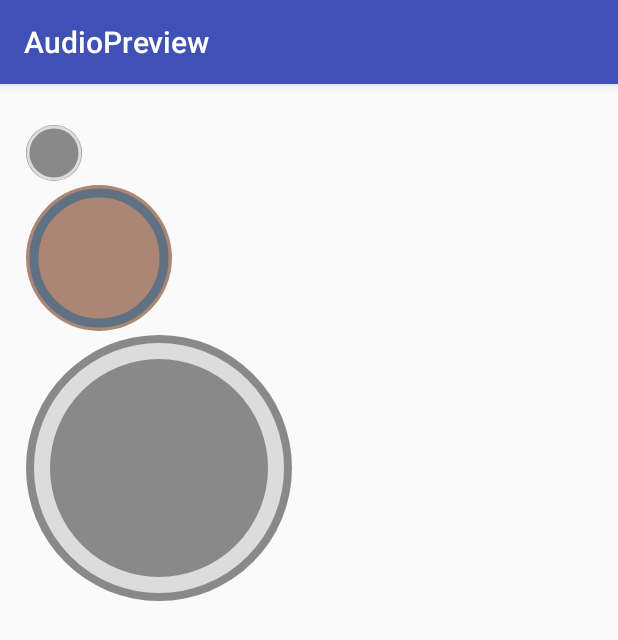
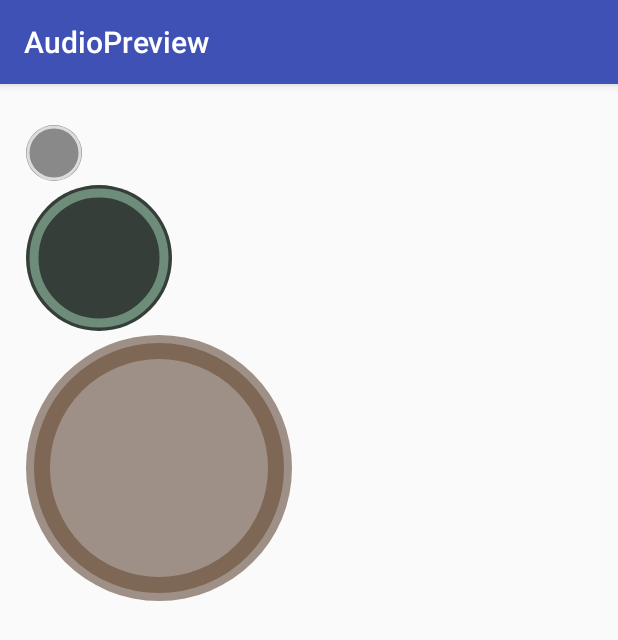
Before and after one commit to Jomniom/audiopreview, an Android app: the screen it shows after launch (MainActivity), on a phone screen of 412 x 824 dp. Shown: the top 640 px of the screen. Run offline under Robolectric (Android 15) with nearby library versions, the phone set to English and light mode, and no system bars.

Commit message:
example image

```diff
--- a/app/src/main/java/pl/cprojekt/audiopreview/MainActivity.java
+++ b/app/src/main/java/pl/cprojekt/audiopreview/MainActivity.java
@@ -30,10 +30,10 @@ public class MainActivity extends AppCompatActivity {
         audioPreview1.setAssetSource("red_or_blue.mp3");
         audioPreview1.setMode(CPAudio.CTRL_MODE.CTRL_PLAY_PAUSE);
 
-        audioPreview1.setPlayerBgColor(Color.parseColor("#AB8674"));
-        audioPreview1.setPlayerCtrlColor(Color.parseColor("#5591BF"));
-        audioPreview1.setPlayerProgressColor(Color.parseColor("#3333CC"));
-        audioPreview1.setPlayerCtrlBgColor(Color.parseColor("#5F7183"));
+        audioPreview1.setPlayerBgColor(Color.parseColor("#353E38"));
+        audioPreview1.setPlayerCtrlColor(Color.parseColor("#F05526"));
+        audioPreview1.setPlayerProgressColor(Color.parseColor("#F05526"));
+        audioPreview1.setPlayerCtrlBgColor(Color.parseColor("#6D8C7A"));
 
         audioPreview1.init();
 
@@ -76,13 +76,13 @@ public class MainActivity extends AppCompatActivity {
             }
         });
         //background player color
-//        audioPreview2.setPlayerBgColor(Color.parseColor("#AB8674"));
+        audioPreview2.setPlayerBgColor(Color.parseColor("#9E9086"));
 //        //kontrolki
-//        audioPreview2.setPlayerCtrlColor(Color.parseColor("#5591BF"));
+        audioPreview2.setPlayerCtrlColor(Color.parseColor("#ffffff"));
 //        //progress
-//        audioPreview2.setPlayerProgressColor(Color.parseColor("#3333CC"));
+        audioPreview2.setPlayerProgressColor(Color.parseColor("#23223A"));
 //        //tło progresu
-//        audioPreview2.setPlayerCtrlBgColor(Color.parseColor("#5F7183"));
+        audioPreview2.setPlayerCtrlBgColor(Color.parseColor("#7F6755"));
 
         //control mode
         audioPreview2.setMode(CPAudio.CTRL_MODE.CTRL_PLAY_PAUSE);
```
Also changed, not shown: 1 other file.
